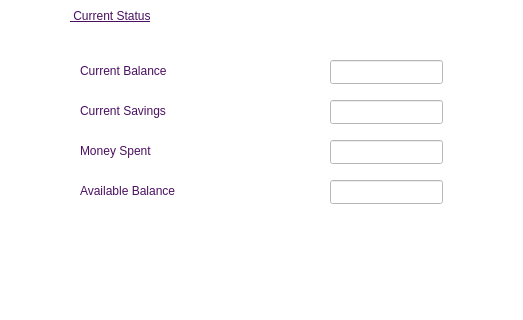
Qt form checkbalance.ui (Nirjaraa/spendwise) before a commit; both pictures show x 0 to 523 and y 220 to 540 of the 960 by 540 pixel window.
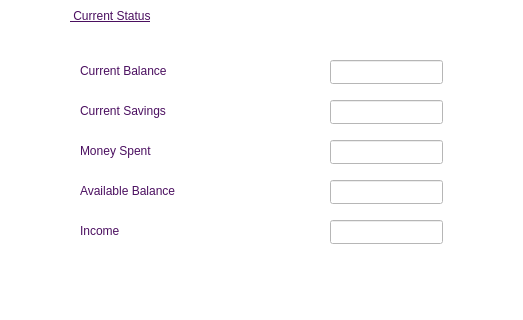
The same form after that commit. Icons and pictures are not drawn.

```diff
--- a/checkbalance.ui
+++ b/checkbalance.ui
@@ -261,6 +261,36 @@
      <string>   MY BALANCE</string>
     </property>
    </widget>
+   <widget class="QLabel" name="label_11">
+    <property name="geometry">
+     <rect>
+      <x>80</x>
+      <y>430</y>
+      <width>211</width>
+      <height>41</height>
+     </rect>
+    </property>
+    <property name="styleSheet">
+     <string notr="true">font: 14pt &quot;Bahnschrift&quot;;
+ color:rgb(75,15,96);</string>
+    </property>
+    <property name="text">
+     <string>Income</string>
+    </property>
+   </widget>
+   <widget class="QLineEdit" name="income">
+    <property name="geometry">
+     <rect>
+      <x>330</x>
+      <y>440</y>
+      <width>113</width>
+      <height>24</height>
+     </rect>
+    </property>
+    <property name="text">
+     <string/>
+    </property>
+   </widget>
   </widget>
  </widget>
  <resources/>
```
Left out of the diff: 4 changed lines with no effect on the pictures.
